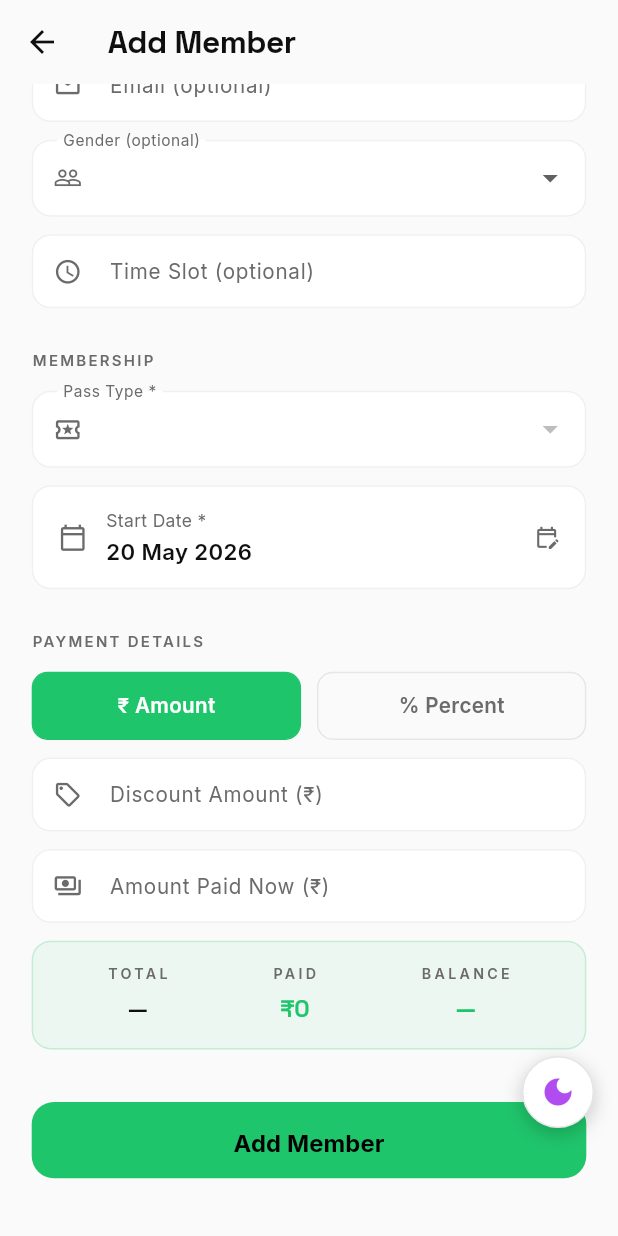
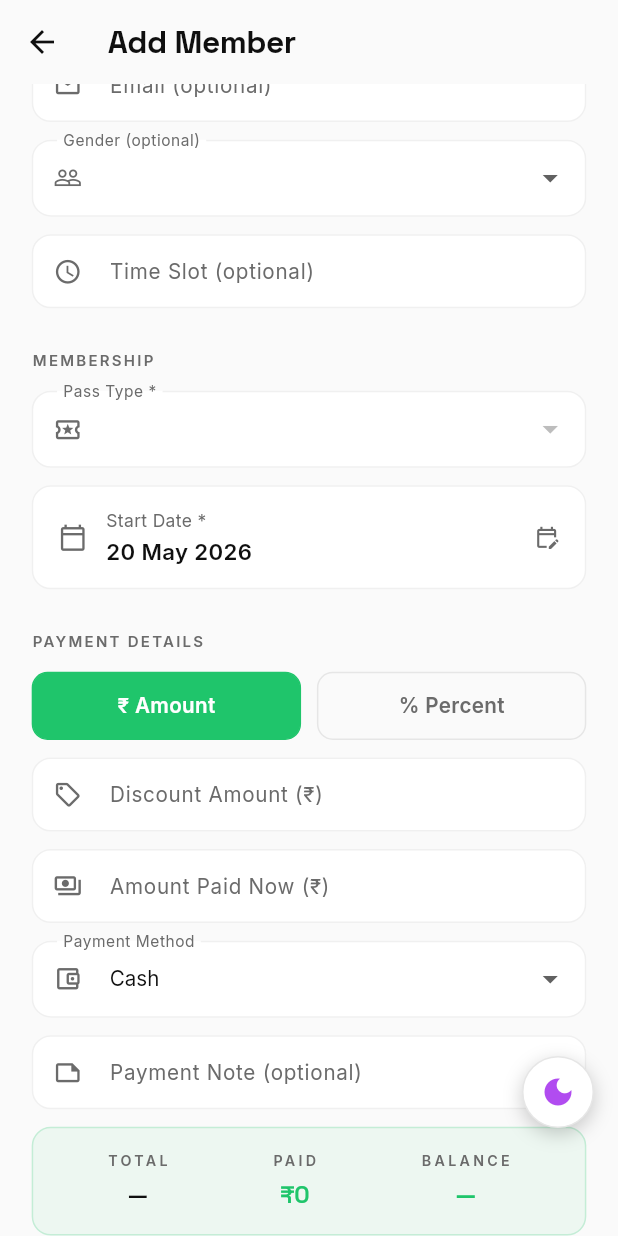
Before and after one commit to sahilcingh/Vishal-Fitness, a Flutter app: the AdminAddMemberScreen screen opened directly, scrolled down 294 dp, on a phone screen of 412 x 824 dp. Run offline on Flutter 3.47's test engine with Material 3 defaults, Android fonts, the phone set to English and light mode, and no system bars; our stand-ins replace connectivity_plus, firebase_core, firebase_messaging, flutter_animate, flutter_local_notifications, google_fonts and 8 more; missing offline and left inert: dart:html; accounts and stored records are empty; network calls fail.

Commit message:
feat: add payment method dropdown and notes field to Add Member form
Co-Authored-By: Claude Sonnet 4.6 <noreply@anthropic.com>

```diff
--- a/lib/features/admin/admin_add_member_screen.dart
+++ b/lib/features/admin/admin_add_member_screen.dart
@@ -23,11 +23,13 @@ class _AdminAddMemberScreenState extends State<AdminAddMemberScreen> {
   final _discountController = TextEditingController();
   final _paidController = TextEditingController();
   final _timeSlotController = TextEditingController();
+  final _notesController = TextEditingController();
 
   String? _selectedGender;
   Map<String, dynamic>? _selectedPass;
   DateTime _startDate = DateTime.now();
   bool _isPercent = false;
+  String _paymentMethod = 'Cash';
   XFile? _pickedImage;
   Uint8List? _imageBytes;
 
@@ -49,6 +51,7 @@ class _AdminAddMemberScreenState extends State<AdminAddMemberScreen> {
     _discountController.dispose();
     _paidController.dispose();
     _timeSlotController.dispose();
+    _notesController.dispose();
     super.dispose();
   }
 
@@ -247,8 +250,10 @@ class _AdminAddMemberScreenState extends State<AdminAddMemberScreen> {
           'user_id': userId,
           'amount': _paidAmount,
           'payment_date': DateFormat('yyyy-MM-dd').format(DateTime.now()),
-          'payment_method': 'cash',
-          'notes': 'Initial payment at enrollment',
+          'payment_method': _paymentMethod.toLowerCase(),
+          'notes': _notesController.text.trim().isEmpty
+              ? 'Initial payment at enrollment'
+              : _notesController.text.trim(),
         });
       }
 
@@ -480,11 +485,13 @@ class _AdminAddMemberScreenState extends State<AdminAddMemberScreen> {
     _discountController.clear();
     _paidController.clear();
     _timeSlotController.clear();
+    _notesController.clear();
     setState(() {
       _selectedGender = null;
       _selectedPass = null;
       _startDate = DateTime.now();
       _isPercent = false;
+      _paymentMethod = 'Cash';
       _pickedImage = null;
       _imageBytes = null;
     });
@@ -769,6 +776,41 @@ class _AdminAddMemberScreenState extends State<AdminAddMemberScreen> {
                       keyboardType: const TextInputType.numberWithOptions(decimal: true),
                       onChanged: (_) => setState(() {}),
                     ),
+                    SizedBox(height: context.h(12)),
+
+                    // Payment method + notes
+                    Row(
+                      children: [
+                        Expanded(
+                          child: DropdownButtonFormField<String>(
+                            key: const ValueKey('payment_method'),
+                            initialValue: _paymentMethod,
+                            isExpanded: true,
+                            decoration: _fieldDecoration(
+                              label: 'Payment Method',
+                              hint: '',
+                              icon: Icons.account_balance_wallet_outlined,
+                            ),
+                            dropdownColor: context.card,
+                            style: AppStyles.bodyFont.copyWith(
+                                color: context.fg, fontSize: context.sp(13)),
+                            items: ['Cash', 'UPI', 'Card', 'Bank Transfer', 'Cheque']
+                                .map((m) => DropdownMenuItem(
+                                    value: m,
+                                    child: Text(m, overflow: TextOverflow.ellipsis)))
+                                .toList(),
+                            onChanged: (v) => setState(() => _paymentMethod = v!),
+                          ),
+                        ),
+                      ],
+                    ),
+                    SizedBox(height: context.h(12)),
+                    _buildField(
+                      controller: _notesController,
+                      label: 'Payment Note (optional)',
+                      hint: 'e.g. Paid by father',
+                      icon: Icons.note_outlined,
+                    ),
 
                     // Paid / Balance summary (always visible)
                     SizedBox(height: context.h(12)),
```
